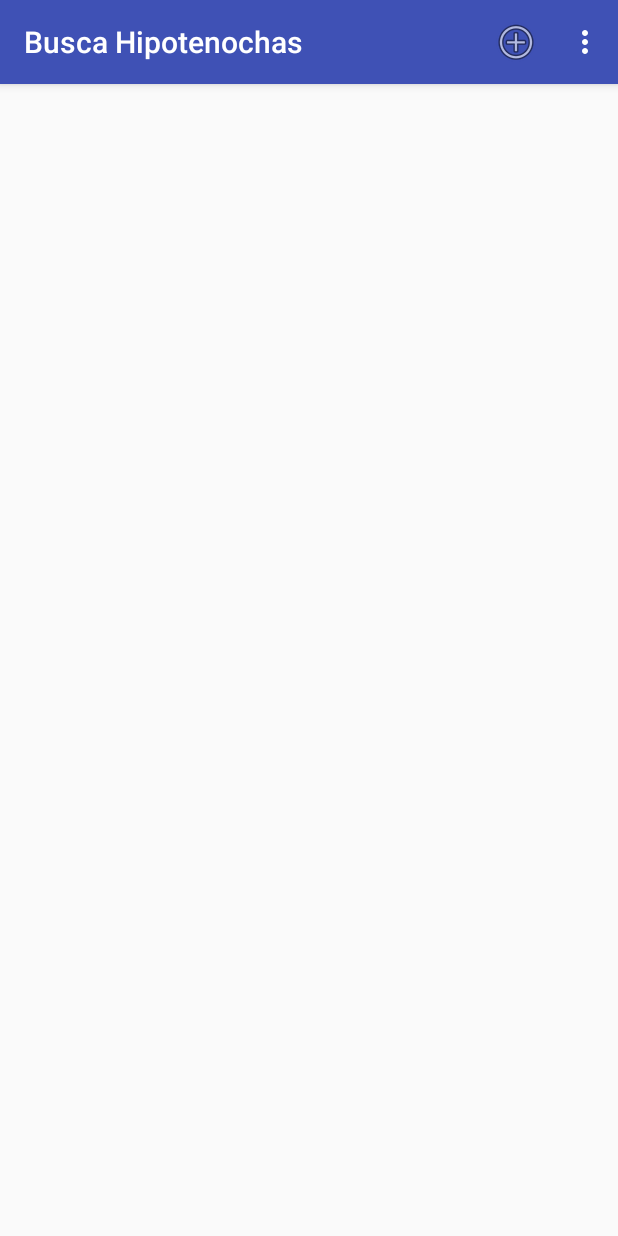
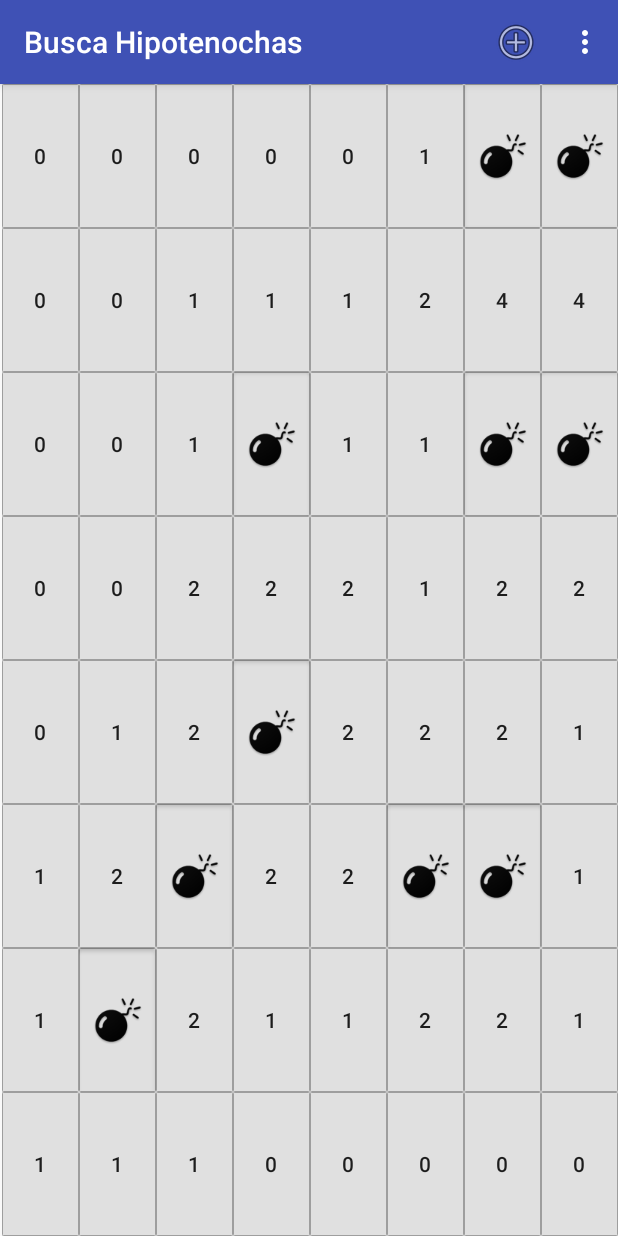
Before and after one commit to MEreno98/BuscaHipotenochas, an Android app: the screen it shows after launch (MainActivity), on a phone screen of 412 x 824 dp. Run offline under Robolectric (Android 15) with nearby library versions, the phone set to English and light mode, and no system bars.

Commit message:
Tablero completo
El tablero se genera correctamente, falta los eventos de los botones

```diff
--- a/app/src/main/java/com/example/a8fdi12/buscahipotenochas/MainActivity.java
+++ b/app/src/main/java/com/example/a8fdi12/buscahipotenochas/MainActivity.java
@@ -12,10 +12,10 @@ import android.view.Menu;
 import android.view.MenuItem;
 import android.widget.Button;
 import android.widget.GridLayout;
+import android.widget.ImageButton;
 import android.widget.LinearLayout;
 
-
-public class MainActivity extends AppCompatActivity {
+public class MainActivity extends AppCompatActivity{
 
     private Tablero tablero;
 
@@ -36,29 +36,77 @@ public class MainActivity extends AppCompatActivity {
         //Creamos el tablero
         tablero = new Tablero(settings);
         tablero.crearTablero();
-
-        //dibujarTablero();
+        dibujar(gl_tabelo);
     }
 
-    /*private void dibujarTablero(){
-        Button b;
+    public void dibujar(GridLayout gl_tablero){
+        Button btn;
+        ImageButton img_btn;
 
+        //Obtener el tamaño de la pantalla
         Display display = getWindowManager().getDefaultDisplay();
         Point size = new Point();
         display.getSize(size);
         int width = size.x;
-        int height = calculateHeigth(size.y);
+        int height = this.calcularHeight(size.y);
 
-        for (int x = 0;x<settings.getCells();x++){
-            b = new Button(this);
-            b.setLayoutParams(new LinearLayout.LayoutParams(width/settings.getColumns(),height/settings.getRows()));
-            //b.setLayoutParams(new LinearLayout.LayoutParams(100,100));
-            b.setBackgroundResource(R.drawable.custom_button);
-            b.setText(Integer.toString(x+1));
-            b.setId(x);
-            l_tablero.addView(b,x);
+        //Obtener opciones
+        Settings settings = tablero.getSettings();
+
+        int z = 0;
+
+        for(int x = 0; x < settings.getColumns(); x++){
+            for(int y = 0; y < settings.getRows(); y++){
+
+                Casilla casilla = tablero.getCasilla(x,y);
+
+                if (casilla.getMina() == 9){
+                    img_btn = new ImageButton(this);
+
+                    img_btn.setLayoutParams(new LinearLayout.LayoutParams(width/settings.getColumns(),height/settings.getRows()));
+                    img_btn.setBackgroundResource(R.drawable.custom_button);
+
+                    img_btn.setImageResource(R.mipmap.bomb);
+                    img_btn.setId(x);
+
+                    gl_tablero.addView(img_btn,z);
+                }else{
+                    btn = new Button(this);
+
+                    btn.setLayoutParams(new LinearLayout.LayoutParams(width/settings.getColumns(),height/settings.getRows()));
+                    btn.setBackgroundResource(R.drawable.custom_button);
+
+                    btn.setText(Integer.toString(casilla.getMina()));
+                    btn.setId(x);
+
+                    gl_tablero.addView(btn,z);
+                }
+
+                z++;
+            }
+
         }
-    }*/
+
+    }
+
+    private int calcularHeight(int displayHeight){
+        // action bar height
+        int actionBarHeight = 0;
+        final TypedArray styledAttributes = getTheme().obtainStyledAttributes(
+                new int[] { android.R.attr.actionBarSize }
+        );
+        actionBarHeight = (int) styledAttributes.getDimension(0, 0);
+        styledAttributes.recycle();
+
+        // navigation bar height
+        int navigationBarHeight = 0;
+        int resourceId = getResources().getIdentifier("navigation_bar_height", "dimen", "android");
+        if (resourceId > 0) {
+            navigationBarHeight = getResources().getDimensionPixelSize(resourceId);
+        }
+
+        return displayHeight - (actionBarHeight + navigationBarHeight) + 75;
+    }
 
     @Override
     public boolean onCreateOptionsMenu(Menu menu) {
@@ -81,11 +129,12 @@ public class MainActivity extends AppCompatActivity {
             case R.id.action_instrucciones:
                 //Mostrar instrucciones
                 showIntrucciones();
-                System.out.println(getText(R.string.action_instrucciones));
+                //System.out.println(getText(R.string.action_instrucciones));
                 return true;
             case R.id.action_start:
-                //Falta el metodo
-                System.out.println(getText(R.string.action_start));
+                //Juego nuevo
+                newGame();
+                //System.out.println(getText(R.string.action_start));
                 return true;
             case R.id.action_settings:
                 //Falta el metodo
@@ -97,56 +146,27 @@ public class MainActivity extends AppCompatActivity {
         }
     }
 
-    private int calculateHeigth(int displayHeigth){
-        // status bar height
-        /*int statusBarHeight = 0;
-        int resourceId = getResources().getIdentifier("status_bar_height", "dimen", "android");
-        if (resourceId > 0) {
-            statusBarHeight = getResources().getDimensionPixelSize(resourceId);
-        }*/
-
-        // action bar height
-        int actionBarHeight = 0;
-        final TypedArray styledAttributes = getTheme().obtainStyledAttributes(
-                new int[] { android.R.attr.actionBarSize }
-        );
-        actionBarHeight = (int) styledAttributes.getDimension(0, 0);
-        styledAttributes.recycle();
-
-        // navigation bar height
-        int navigationBarHeight = 0;
-        int resourceId = getResources().getIdentifier("navigation_bar_height", "dimen", "android");
-        if (resourceId > 0) {
-            navigationBarHeight = getResources().getDimensionPixelSize(resourceId);
-        }
-
-        return displayHeigth - (actionBarHeight + navigationBarHeight) + 75;
-    }
-
     private void CreateAlertDialogWithRadioButtonGroup(){
         AlertDialog alertDialog1;
         CharSequence[] values = {getString(R.string.s_level_1),getString(R.string.s_level_2),getString(R.string.s_level_3)};
         AlertDialog.Builder builder = new AlertDialog.Builder(MainActivity.this);
+
         builder.setTitle(getString(R.string.settings_title));
         builder.setSingleChoiceItems(values, -1, new DialogInterface.OnClickListener() {
             public void onClick(DialogInterface dialog, int item) {
 
                 Settings settings = tablero.getSettings();
-                GridLayout gl_tablero = (GridLayout) findViewById(R.id.l_tablero);
 
                 switch(item)
                 {
                     case 0:
                         settings.changeSettings(8,8,10);
-                        //Toast.makeText(MainActivity.this, "First Item Clicked", Toast.LENGTH_LONG).show();
                         break;
                     case 1:
                         settings.changeSettings(12,12,30);
-                        //Toast.makeText(MainActivity.this, "Second Item Clicked", Toast.LENGTH_LONG).show();
                         break;
                     case 2:
                         settings.changeSettings(16,16,60);
-                        //Toast.makeText(MainActivity.this, "Third Item Clicked", Toast.LENGTH_LONG).show();
                         break;
                 }
 
@@ -157,16 +177,26 @@ public class MainActivity extends AppCompatActivity {
                 }
                 catch(InterruptedException ex){}
 
-                settings.setSettings(gl_tablero);
-                tablero.setSettings(settings);
-                //dibujarTablero();
+                tablero = new Tablero(settings);
+                newGame();
+
                 dialog.dismiss();
             }
         });
 
         alertDialog1 = builder.create();
         alertDialog1.show();
+    }
 
+    private void newGame(){
+        GridLayout gl_tablero = (GridLayout) findViewById(R.id.l_tablero);
+        gl_tablero.removeAllViews();
+
+        gl_tablero.setColumnCount(tablero.getSettings().getColumns());
+        gl_tablero.setRowCount(tablero.getSettings().getRows());
+
+        tablero.crearTablero();
+        dibujar(gl_tablero);
     }
 
     private void showIntrucciones(){
--- a/app/src/main/java/com/example/a8fdi12/buscahipotenochas/Settings.java
+++ b/app/src/main/java/com/example/a8fdi12/buscahipotenochas/Settings.java
@@ -30,10 +30,6 @@ public class Settings {
         this.mines = mines;
     }
 
-    public int getCells(){
-        return this.columns * this.rows;
-    }
-
     public int getRows() {
         return rows;
     }
--- a/app/src/main/java/com/example/a8fdi12/buscahipotenochas/Tablero.java
+++ b/app/src/main/java/com/example/a8fdi12/buscahipotenochas/Tablero.java
@@ -1,8 +1,9 @@
 package com.example.a8fdi12.buscahipotenochas;
 
 
-import java.util.Arrays;
-import static java.lang.Math.*;
+
+import static java.lang.Math.max;
+import static java.lang.Math.min;
 
 /**
  * Created by 8fdi12 on 26/1/17.
@@ -10,7 +11,7 @@ import static java.lang.Math.*;
 
 public class Tablero {
 
-   private Casilla tablero [][];
+   private Casilla casillas [][];
    private Settings settings;
    private int estado; //0:jugando, 1:game over, 2:victoria
    private int contadorMinas;
@@ -19,22 +20,18 @@ public class Tablero {
       this.settings = settings;
       this.estado = 0;
       this.contadorMinas = 0;
-      this.tablero = new Casilla[settings.getColumns()][settings.getRows()];
+      this.casillas = new Casilla[settings.getColumns()][settings.getRows()];
    }
 
    public Settings getSettings() {
       return settings;
    }
 
-   public void setSettings(Settings settings) {
-      this.settings = settings;
-   }
-
    public void crearTablero(){
       //Inicializar el tablero
       for (int x = 0; x < settings.getColumns(); x++){
          for (int y = 0; y < settings.getRows(); y++){
-            tablero[x][y] = new Casilla(x,y);
+            casillas[x][y] = new Casilla(x,y);
 
          }
       }
@@ -47,31 +44,27 @@ public class Tablero {
          do{
             rdm_x = (int) (Math.random()* settings.getColumns());
             rdm_y = (int) (Math.random()* settings.getRows());
-         }while (tablero[rdm_x][rdm_y].getMina() == 9 );
+         }while (casillas[rdm_x][rdm_y].getMina() == 9 );
 
          //Poner bomba
-         tablero[rdm_x][rdm_y].setMina(9);
+         casillas[rdm_x][rdm_y].setMina(9);
 
          //Recorrer el contorno de la mina
          for (int rdm_x2 = max(0,rdm_x-1); rdm_x2 < min(settings.getColumns(),rdm_x+2); rdm_x2++){
             for (int rmd_y2 = max(0,rdm_y-1); rmd_y2 < min(settings.getRows(), rdm_y+2); rmd_y2++){
-               if(tablero[rdm_x2][rmd_y2].getMina()!=9){
+               if(casillas[rdm_x2][rmd_y2].getMina()!=9){
                   //Incrementar mina
-                  tablero[rdm_x2][rmd_y2].incrMina();
+                  casillas[rdm_x2][rmd_y2].incrMina();
                }
             }
          }
 
       }
 
+   }
 
-      //Dibujar tablero
-      for (int x = 0; x < settings.getColumns(); x++){
-         for (int y = 0; y < settings.getRows(); y++){
-            System.out.println("Cordenada: "+ x + " - "+ y + ", Mina:" +tablero[x][y].getMina());
-
-         }
-      }
+   public Casilla getCasilla(int x, int y){
+      return casillas[x][y];
    }
 
    public void minaEncontrada(){
--- a/app/src/main/res/values/strings.xml
+++ b/app/src/main/res/values/strings.xml
@@ -6,7 +6,7 @@
         Ten cuidado porque si pulsas en una hipotenocha escondida, perderás. Si crees o tienes la certeza de que hay una hipotenocha, haz un click largo sobre la casilla
         para señalarla. No hagas un click largo en una casilla donde no hay una hipotenocha porque perderás. Ganas una vez hayas encontrado todas las hipotenochas.</string>
     <string name="dialog_instrucciones_btn">Ok</string>
-    <string name="action_start">Comenzar juego</string>
+    <string name="action_start">Comenzar juego nuevo</string>
     <string name="action_settings">Opciones</string>
     <string name="settings_title">Elija una dificultad</string>
     <string name="s_level_1">Principiante</string>
```
Also changed, not shown: app/src/main/bomb-web.png (added), app/src/main/res/mipmap-hdpi/bomb.png (added), app/src/main/res/mipmap-mdpi/bomb.png (added), app/src/main/res/mipmap-xhdpi/bomb.png (added), app/src/main/res/mipmap-xxhdpi/bomb.png (added), app/src/main/res/mipmap-xxxhdpi/bomb.png (added).
